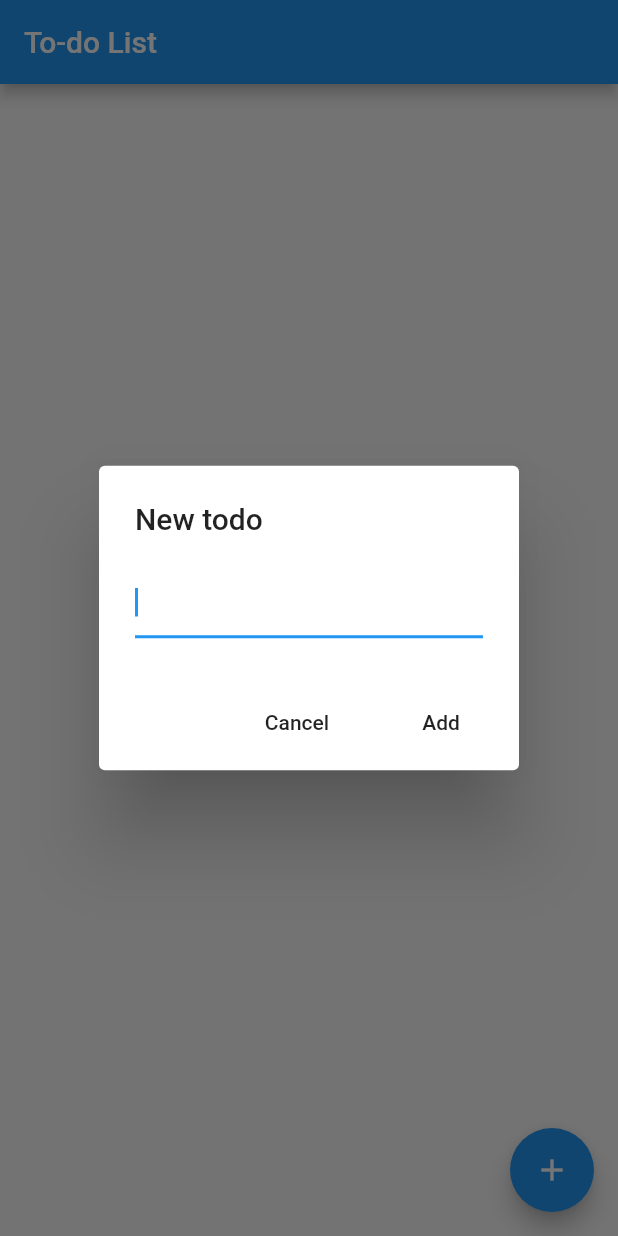
After one commit to rnqs/flutter-todo-list, a Flutter app: the screen it shows after launch, after a tap on the "add" icon, on a phone screen of 412 x 824 dp. The commit adds this screen. Run offline on Flutter 3.47's test engine with Material 2 defaults, Android fonts, the phone set to English and light mode, and no system bars.

Commit message:
Refactoring widgets

```diff
--- a/lib/main.dart
+++ b/lib/main.dart
@@ -1,6 +1,6 @@
 import 'package:flutter/material.dart';
 
-import 'widgets/todo_list.dart';
+import 'widgets/todo_list_screen.dart';
 
 void main() => runApp(MyApp());
 
@@ -9,7 +9,7 @@ class MyApp extends StatelessWidget {
   Widget build(BuildContext context) {
     return MaterialApp(
       title: 'To-do List',
-      home: TodoList(),
+      home: TodoListScreen(),
     );
   }
 }
--- /dev/null
+++ b/lib/widgets/new_todo_dialog.dart
@@ -0,0 +1,40 @@
+import 'package:flutter/material.dart';
+
+import 'todo_item.dart';
+
+class NewTodoDialog extends StatelessWidget {
+  final titleInputController = new TextEditingController();
+
+  void handleAddTodoItem(BuildContext context) {
+    if (titleInputController.value.text == '') return;
+
+    final todo = new TodoItem(title: titleInputController.value.text);
+    titleInputController.clear();
+
+    Navigator.of(context).pop(todo);
+  }
+
+  @override
+  Widget build(BuildContext context) {
+    return AlertDialog(
+      title: Text('New todo'),
+      content: TextField(
+        controller: titleInputController,
+        autofocus: true,
+        onEditingComplete: () => handleAddTodoItem(context),
+      ),
+      actions: <Widget>[
+        FlatButton(
+          child: Text('Cancel'),
+          onPressed: () {
+            Navigator.of(context).pop();
+          },
+        ),
+        FlatButton(
+          child: Text('Add'),
+          onPressed: () => handleAddTodoItem(context),
+        ),
+      ],
+    );
+  }
+}
--- a/lib/widgets/todo_item.dart
+++ b/lib/widgets/todo_item.dart
@@ -1,6 +1,6 @@
-class Todo {
+class TodoItem {
   String title;
   bool isDone;
 
-  Todo({this.title, this.isDone = false});
+  TodoItem({this.title, this.isDone = false});
 }
--- a/lib/widgets/todo_list.dart
+++ b/lib/widgets/todo_list.dart
@@ -2,84 +2,31 @@ import 'package:flutter/material.dart';
 
 import 'todo_item.dart';
 
-class TodoList extends StatefulWidget {
-  @override
-  _TodoListState createState() => _TodoListState();
-}
+typedef ToggleTodoCallback = void Function(TodoItem, bool);
 
-class _TodoListState extends State<TodoList> {
-  List<Todo> todos = [];
+class TodoList extends StatelessWidget {
+  TodoList({@required this.todos, this.onTodoItemToggle});
+
+  final List<TodoItem> todos;
+  final ToggleTodoCallback onTodoItemToggle;
 
   Widget _buildItem(BuildContext context, int index) {
     final todo = todos[index];
-
-    _toggleTodo(Todo todo, bool isChecked) {
-      setState(() {
-        todo.isDone = isChecked;
-      });
-    }
 
     return CheckboxListTile(
       title: Text(todo.title),
       value: todo.isDone,
       onChanged: (bool isChecked) {
-        _toggleTodo(todo, isChecked);
+        onTodoItemToggle(todo, isChecked);
       },
     );
   }
 
-  _addTodo() {
-    TextEditingController titleInputController = new TextEditingController();
-
-    showDialog(
-        context: context,
-        builder: (BuildContext context) {
-          return AlertDialog(
-            title: Text('New todo'),
-            content: TextField(
-              controller: titleInputController,
-              autofocus: true,
-            ),
-            actions: <Widget>[
-              FlatButton(
-                child: Text('Cancel'),
-                onPressed: () {
-                  Navigator.of(context).pop();
-                },
-              ),
-              FlatButton(
-                child: Text('Add'),
-                onPressed: () {
-                  setState(() {
-                    final todo =
-                        new Todo(title: titleInputController.value.text);
-
-                    todos.add(todo);
-                    titleInputController.clear();
-
-                    Navigator.of(context).pop();
-                  });
-                },
-              ),
-            ],
-          );
-        });
-  }
-
   @override
   Widget build(BuildContext context) {
-    return Scaffold(
-      appBar: AppBar(
-        title: Text('To-do List'),
-      ),
-      body: ListView.builder(
-        itemBuilder: _buildItem,
-        itemCount: todos.length,
-      ),
-      floatingActionButton: FloatingActionButton(
-        child: Icon(Icons.add),
-        onPressed: _addTodo,
-      ),
+    return ListView.builder(
+      itemBuilder: _buildItem,
+      itemCount: todos.length,
     );
   }
 }
--- /dev/null
+++ b/lib/widgets/todo_list_screen.dart
@@ -0,0 +1,51 @@
+import 'package:flutter/material.dart';
+import 'package:ftrprt1/widgets/todo_list.dart';
+
+import 'todo_item.dart';
+import 'new_todo_dialog.dart';
+
+class TodoListScreen extends StatefulWidget {
+  @override
+  _TodoListScreenState createState() => _TodoListScreenState();
+}
+
+class _TodoListScreenState extends State<TodoListScreen> {
+  List<TodoItem> todos = [];
+
+  _toggleTodo(TodoItem todo, bool isChecked) {
+    setState(() {
+      todo.isDone = isChecked;
+    });
+  }
+
+  _addTodo() async {
+    final todo = await showDialog<TodoItem>(
+        context: context,
+        builder: (BuildContext context) {
+          return NewTodoDialog();
+        });
+
+    if (todo != null) {
+      setState(() {
+        todos.add(todo);
+      });
+    }
+  }
+
+  @override
+  Widget build(BuildContext context) {
+    return Scaffold(
+      appBar: AppBar(
+        title: Text('To-do List'),
+      ),
+      body: TodoList(
+        todos: todos,
+        onTodoItemToggle: _toggleTodo,
+      ),
+      floatingActionButton: FloatingActionButton(
+        child: Icon(Icons.add),
+        onPressed: _addTodo,
+      ),
+    );
+  }
+}
```
Also changed, not shown: 2 other files.
